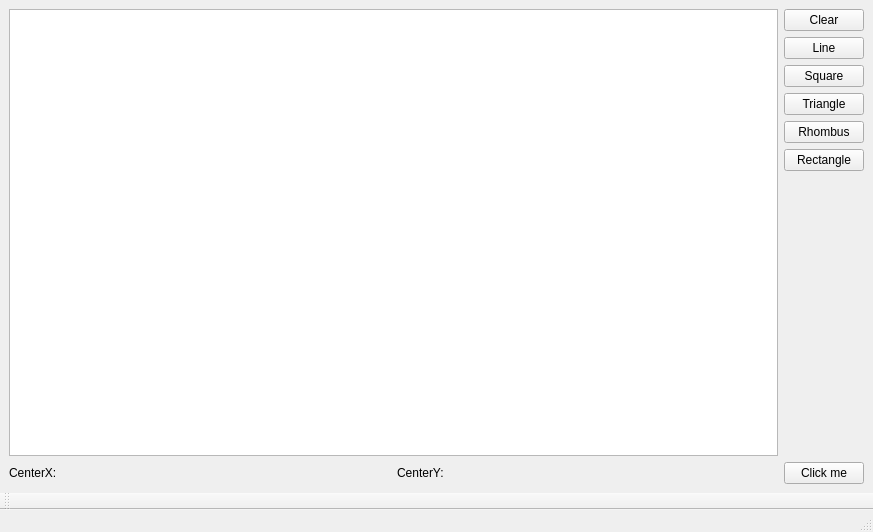
Qt form Painter/mainwindow.ui (Vediz-antonova/RobotArm) before a commit.
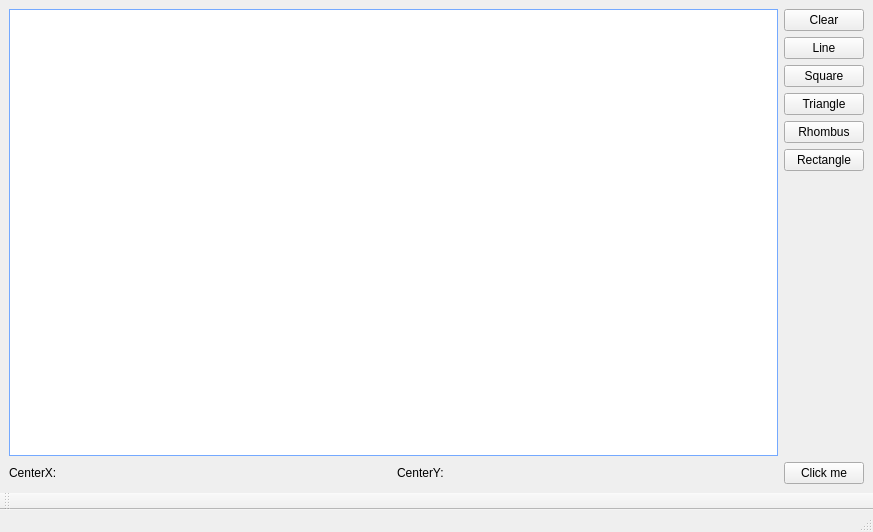
The same form after that commit.

```diff
--- a/Painter/mainwindow.ui
+++ b/Painter/mainwindow.ui
@@ -87,7 +87,14 @@
      </layout>
     </item>
     <item row="1" column="0">
-     <widget class="QGraphicsView" name="graphicsView"/>
+     <widget class="QGraphicsView" name="graphicsView">
+      <property name="autoFillBackground">
+       <bool>true</bool>
+      </property>
+      <property name="styleSheet">
+       <string notr="true">border: 1px solid rgb(116, 169, 255);</string>
+      </property>
+     </widget>
     </item>
     <item row="2" column="1">
      <widget class="QPushButton" name="pushButton">
```
Left out of the diff: 2 changed lines with no effect on the pictures.
